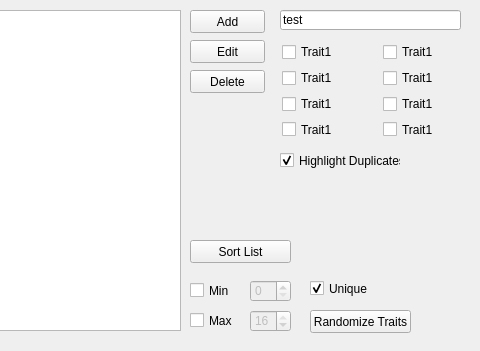
FluffyTheRipper/story-randomizer, file ui/char_window.ui: the form before one commit; both pictures show x 130 to 610 and y 0 to 351 of the 829 by 351 pixel window.
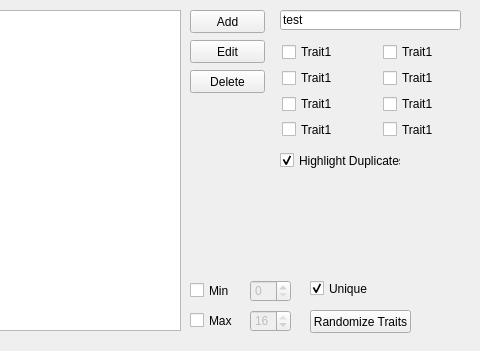
The form after the commit.

The edit to the form file:
```diff
--- a/ui/char_window.ui
+++ b/ui/char_window.ui
@@ -84,19 +84,6 @@
     <string>Add</string>
    </property>
   </widget>
-  <widget class="QPushButton" name="b_Sort">
-   <property name="geometry">
-    <rect>
-     <x>320</x>
-     <y>240</y>
-     <width>101</width>
-     <height>23</height>
-    </rect>
-   </property>
-   <property name="text">
-    <string>Sort List</string>
-   </property>
-  </widget>
   <widget class="QPushButton" name="b_Delete">
    <property name="geometry">
     <rect>
```
Left out of the diff: 4 changed lines with no effect on the pictures.
